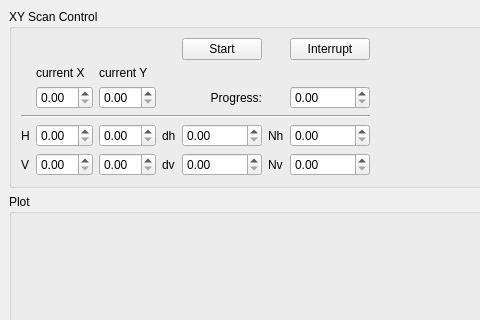
First picture: the form in scanning/cart_scan_base.ui, repository vfolfbt7330jordanjacobs/ScopeFoundry, before the edit; both pictures show x 0 to 480 and y 0 to 320 of the 707 by 579 pixel window.
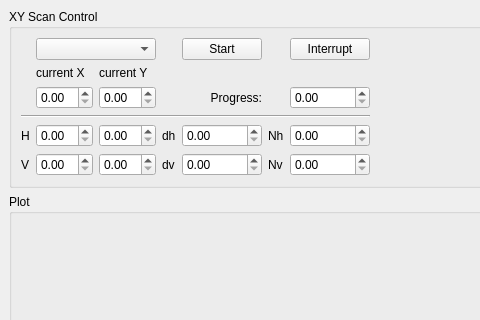
Second picture: the form after the edit.

Commit message: BaseCartesian2DScan: add raster combo-box, fix tab order

The edit to the form file:
```diff
--- a/scanning/cart_scan_base.ui
+++ b/scanning/cart_scan_base.ui
@@ -157,6 +157,9 @@
          </property>
         </widget>
        </item>
+       <item row="0" column="1" colspan="2">
+        <widget class="QComboBox" name="scan_type_comboBox"/>
+       </item>
       </layout>
      </widget>
     </item>
```
Left out of the diff: 18 changed lines with no effect on the pictures. The commit also changes 1 other file.
